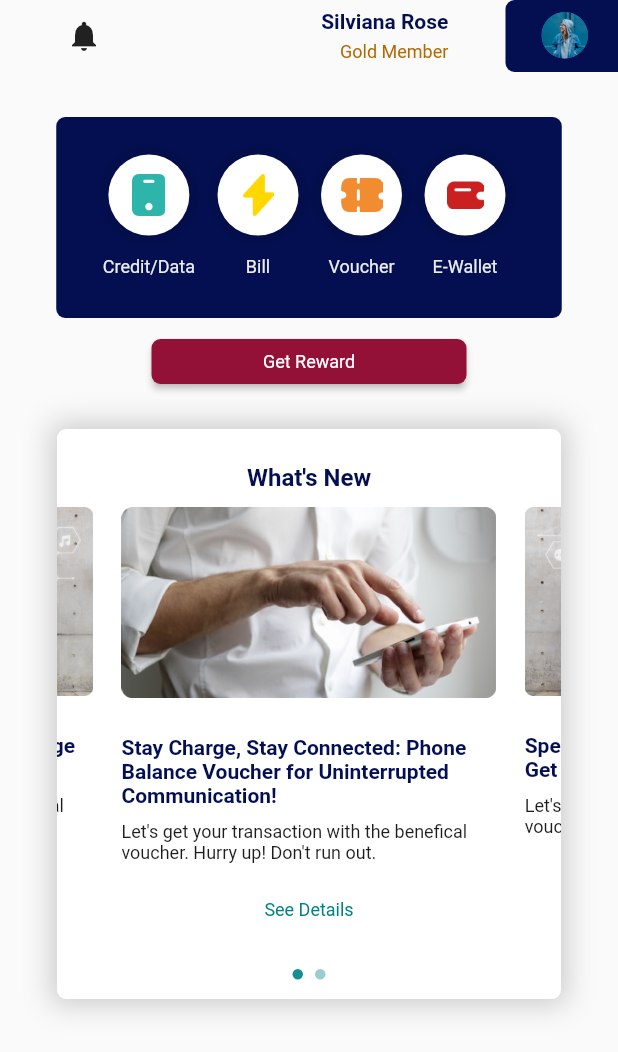
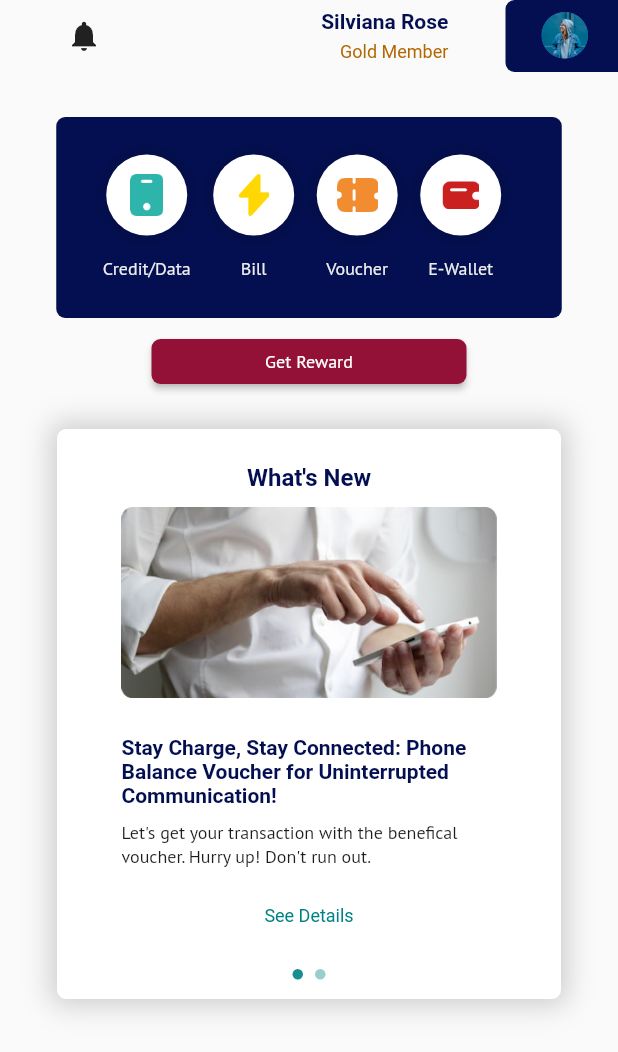
Before and after one commit to Kelompok-14-Loyalty-Point-Agent/Flutter, a Flutter app: the HomePage screen opened directly, on a phone screen of 412 x 824 dp. Shown: the top 1052 px of the screen. Run offline on Flutter 3.47's test engine with Material 2 defaults, Android fonts, the phone set to English and light mode, and no system bars; drawn by our look-alikes of carousel_slider; our stand-ins replace dots_indicator, flutter_otp_text_field, google_fonts.

Commit message:
ui homepage

```diff
--- a/lib/main.dart
+++ b/lib/main.dart
@@ -1,4 +1,5 @@
 import 'package:capstone_14/ui/auth/login/login_screen.dart';
+import 'package:capstone_14/ui/home/home_page.dart';
 import 'package:capstone_14/ui/splash_screen/splash_screen.dart';
 import 'package:capstone_14/ui/splash_screen/splash_screen_1.dart';
 import 'package:capstone_14/ui/splash_screen/splash_screen_2.dart';
@@ -18,7 +19,7 @@ class MyApp extends StatelessWidget {
       debugShowCheckedModeBanner: false,
       //Ganti disini kalau mau coba screen
       // home: const SplashScreen(),
-      home: const LoginScreen(),
+      home: const SplashScreen(),
       // home: const CreditDataScreen(),
       onGenerateRoute: (settings) {
         switch (settings.name) {
--- a/lib/ui/home/home_page.dart
+++ b/lib/ui/home/home_page.dart
@@ -1,7 +1,9 @@
 import 'package:capstone_14/widgets/button_custome_widget.dart';
 import 'package:carousel_slider/carousel_slider.dart';
 import 'package:flutter/material.dart';
+import 'package:google_fonts/google_fonts.dart';
 
+import '../../constant/textstyle_constant.dart';
 import '../../widgets/top_bar_page.dart';
 
 class HomePage extends StatefulWidget {
@@ -15,33 +17,24 @@ List<Widget> images = [
   SizedBox(
     height: 180,
     width: 250,
+    child: SingleChildScrollView(
       child: Column(
         children: [
           Image.asset('assets/images/phone.png'),
           const SizedBox(
             height: 25,
           ),
-        const Text(
+          Text(
             "Stay Charge, Stay Connected: Phone Balance Voucher for Uninterrupted Communication!",
-          style: TextStyle(
-            color: Color(
-              0xff030F51,
-            ),
-            fontWeight: FontWeight.w700,
-            fontSize: 14,
-          ),
+            style: TextStyleConst.heading4,
           ),
           const SizedBox(
             height: 9,
           ),
-        const Text(
+          Text(
             "Let's get your transaction with the benefical voucher. Hurry up! Don't run out.",
-          style: TextStyle(
-            color: Color(
-              0xff1D1D1D,
-            ),
-            fontWeight: FontWeight.w400,
-            fontSize: 12,
+            style: TextStyleConst.description3WithColor(
+              const Color(0xff1D1D1D),
             ),
           ),
           const SizedBox(
@@ -63,36 +56,28 @@ List<Widget> images = [
         ],
       ),
     ),
+  ),
   SizedBox(
     height: 180,
     width: 250,
+    child: SingleChildScrollView(
       child: Column(
         children: [
           Image.asset('assets/images/internet-data.png'),
           const SizedBox(
             height: 25,
           ),
-        const Text(
+          Text(
             "Special Combo Internet Data Package Get Your Suprise Deal Now!",
-          style: TextStyle(
-            color: Color(
-              0xff030F51,
-            ),
-            fontWeight: FontWeight.w700,
-            fontSize: 14,
-          ),
+            style: TextStyleConst.heading4,
           ),
           const SizedBox(
             height: 9,
           ),
-        const Text(
+          Text(
             "Let's get your transaction with the benefical voucher. Hurry up! Don't run out.",
-          style: TextStyle(
-            color: Color(
-              0xff1D1D1D,
-            ),
-            fontWeight: FontWeight.w400,
-            fontSize: 12,
+            style: TextStyleConst.description3WithColor(
+              const Color(0xff1D1D1D),
             ),
           ),
           const SizedBox(
@@ -100,10 +85,10 @@ List<Widget> images = [
           ),
           InkWell(
             onTap: () {},
-          child: const Text(
+            child: Text(
               "See Details",
-            style: TextStyle(
-              color: Color(
+              style: GoogleFonts.ptSans(
+                color: const Color(
                   0xff008284,
                 ),
                 fontWeight: FontWeight.w400,
@@ -114,28 +99,7 @@ List<Widget> images = [
         ],
       ),
     ),
-  // SizedBox(
-  //   height: 180,
-  //   width: 250,
-  //   child: Column(
-  //     children: [
-  //       Image.asset('assets/images/pubg.png'),
-  //       const SizedBox(
-  //         height: 25,
-  //       ),
-  //       Text("Special Combo Internet Data Package Get Your Suprise Deal Now!"),
-  //       const SizedBox(
-  //         height: 9,
-  //       ),
-  //       Text(
-  //           "Let's get your transaction with the benefical voucher. Hurry up! Don't run out."),
-  //       const SizedBox(
-  //         height: 9,
-  //       ),
-  //       Text("See Details"),
-  //     ],
-  //   ),
-  // ),
+  ),
 ];
 
 class _HomePageState extends State<HomePage> {
@@ -203,12 +167,12 @@ class _HomePageState extends State<HomePage> {
                               const SizedBox(
                                 height: 14,
                               ),
-                              const Text(
+                              Text(
                                 "Credit/Data",
-                                style: TextStyle(
+                                style: GoogleFonts.ptSans(
                                     fontSize: 12,
                                     fontWeight: FontWeight.w400,
-                                    color: Color(0xffECECEC)),
+                                    color: const Color(0xffECECEC)),
                               )
                             ],
                           ),
@@ -244,12 +208,12 @@ class _HomePageState extends State<HomePage> {
                               const SizedBox(
                                 height: 14,
                               ),
-                              const Text(
+                              Text(
                                 "Bill",
-                                style: TextStyle(
+                                style: GoogleFonts.ptSans(
                                     fontSize: 12,
                                     fontWeight: FontWeight.w400,
-                                    color: Color(0xffECECEC)),
+                                    color: const Color(0xffECECEC)),
                               ),
                             ],
                           ),
@@ -285,12 +249,12 @@ class _HomePageState extends State<HomePage> {
                               const SizedBox(
                                 height: 14,
                               ),
-                              const Text(
+                              Text(
                                 "Voucher",
-                                style: TextStyle(
+                                style: GoogleFonts.ptSans(
                                     fontSize: 12,
                                     fontWeight: FontWeight.w400,
-                                    color: Color(0xffECECEC)),
+                                    color: const Color(0xffECECEC)),
                               ),
                             ],
                           ),
@@ -326,12 +290,12 @@ class _HomePageState extends State<HomePage> {
                               const SizedBox(
                                 height: 14,
                               ),
-                              const Text(
+                              Text(
                                 "E-Wallet",
-                                style: TextStyle(
+                                style: GoogleFonts.ptSans(
                                     fontSize: 12,
                                     fontWeight: FontWeight.w400,
-                                    color: Color(0xffECECEC)),
+                                    color: const Color(0xffECECEC)),
                               ),
                             ],
                           ),
@@ -347,8 +311,10 @@ class _HomePageState extends State<HomePage> {
                     title: "Get Reward",
                     backgroundColour: const Color(0xff931136),
                     width: 210,
-                    style: const TextStyle(
-                        fontSize: 12, fontWeight: FontWeight.w400),
+                    style: GoogleFonts.ptSans(
+                      fontSize: 12,
+                      fontWeight: FontWeight.w400,
+                    ),
                   ),
                   const SizedBox(
                     height: 30,
@@ -369,76 +335,27 @@ class _HomePageState extends State<HomePage> {
                     ),
                     child: Column(
                       children: [
-                        const Padding(
-                          padding: EdgeInsets.only(top: 23, bottom: 10),
+                        Padding(
+                          padding: const EdgeInsets.only(top: 23, bottom: 10),
                           child: Text(
                             "What's New",
-                            style: TextStyle(
-                              color: Color(0xff030F51),
+                            style: GoogleFonts.expletusSans(
                               fontSize: 16,
                               fontWeight: FontWeight.w700,
+                              color: const Color(0xFF030F51),
                             ),
                           ),
                         ),
-                        // PageView(
-                        //   onPageChanged: (index) {},
-                        //   children: <Widget>[
-                        //     SizedBox(
-                        //       height: 300,
-                        //       width: double.infinity,
-                        //       child: Column(
-                        //         children: [
-                        //           Image.asset('assets/images/phone.png'),
-                        //           const SizedBox(
-                        //             height: 25,
-                        //           ),
-                        //           Text(
-                        //               "Special Combo Internet Data Package Get Your Suprise Deal Now!"),
-                        //           const SizedBox(
-                        //             height: 9,
-                        //           ),
-                        //           Text(
-                        //               "Let's get your transaction with the benefical voucher. Hurry up! Don't run out."),
-                        //           const SizedBox(
-                        //             height: 9,
-                        //           ),
-                        //           Text("See Details"),
-                        //         ],
-                        //       ),
-                        //     ),
-                        //     SizedBox(
-                        //       height: 300,
-                        //       width: double.infinity,
-                        //       child: Column(
-                        //         children: [
-                        //           Image.asset('assets/images/phone.png'),
-                        //           const SizedBox(
-                        //             height: 25,
-                        //           ),
-                        //           Text(
-                        //               "Special Combo Internet Data Package Get Your Suprise Deal Now!"),
-                        //           const SizedBox(
-                        //             height: 9,
-                        //           ),
-                        //           Text(
-                        //               "Let's get your transaction with the benefical voucher. Hurry up! Don't run out."),
-                        //           const SizedBox(
-                        //             height: 9,
-                        //           ),
-                        //           Text("See Details"),
-                        //         ],
-                        //       ),
-                        //     ),
-                        //   ],
-                        // ),
                         CarouselSlider(
                           items: images,
                           carouselController: _controller,
                           options: CarouselOptions(
+                              enlargeFactor: double.infinity,
+                              enlargeStrategy: CenterPageEnlargeStrategy.scale,
                               aspectRatio: double.infinity,
                               height: 300,
-                              autoPlay: false,
-                              enlargeCenterPage: false,
+                              autoPlay: true,
+                              enlargeCenterPage: true,
                               onPageChanged: (index, reason) {
                                 setState(() {
                                   _current = index;
```
Also changed, not shown: lib/constant/textstyle_constant.dart (+18 -18 lines). Lines whose indentation alone changed are shown as unchanged.
